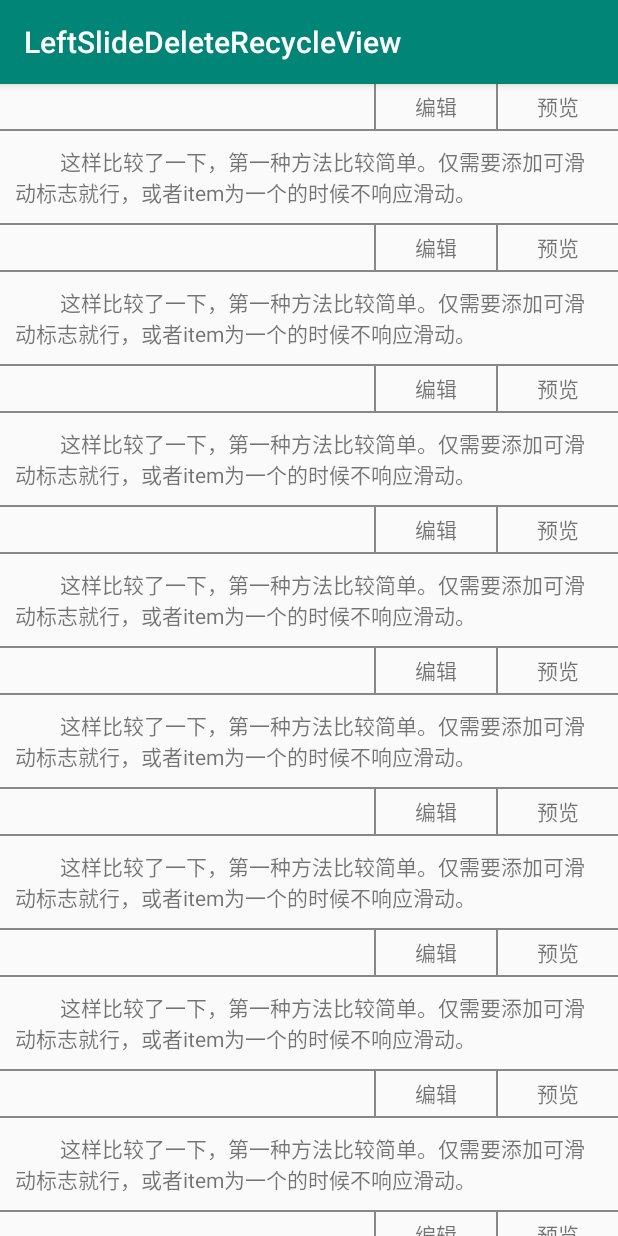
After one commit to sengeiou/LeftSlideDeleteRecycleView, an Android app: the Main2Activity screen opened directly, with no data from a screen before it, on a phone screen of 412 x 824 dp. The commit adds this screen. Run offline under Robolectric (Android 15) with nearby library versions, the phone set to English and light mode, and no system bars.

Commit message:
优化，扩展 添加其他的组合类型

```diff
--- a/app/build.gradle
+++ b/app/build.gradle
@@ -26,6 +26,7 @@ dependencies {
     implementation 'com.android.support:appcompat-v7:27.1.1'
     implementation 'com.android.support:recyclerview-v7:27.1.1'
     implementation 'com.android.support.constraint:constraint-layout:1.1.3'
+    implementation 'com.android.support:design:28.0.0'
     testImplementation 'junit:junit:4.12'
     androidTestImplementation 'com.android.support.test:runner:1.0.2'
     androidTestImplementation 'com.android.support.test.espresso:espresso-core:3.0.2'
--- /dev/null
+++ b/app/src/main/java/com/xinheng/leftslidedeleterecycleview/Main2Activity.kt
@@ -0,0 +1,25 @@
+package com.xinheng.leftslidedeleterecycleview
+
+import android.support.v7.app.AppCompatActivity
+import android.os.Bundle
+import android.support.v7.widget.GridLayoutManager
+import android.support.v7.widget.LinearLayoutManager
+import android.view.View
+import android.view.ViewGroup
+import kotlinx.android.synthetic.main.activity_main2.*
+
+class Main2Activity : AppCompatActivity() {
+
+    override fun onCreate(savedInstanceState: Bundle?) {
+        super.onCreate(savedInstanceState)
+        setContentView(R.layout.activity_main2)
+        recycleView.layoutManager=LinearLayoutManager(this)
+//        recycleView.layoutManager=GridLayoutManager(this,2)
+        recycleView.onItemSlideRecycleListener = object : ItemSlideRecycleView.OnItemSlideRecycleListener {
+            override fun getRealCanSlideMenuView(view: View): ViewGroup {
+                return (view as ViewGroup).getChildAt(0) as ViewGroup
+            }
+        }
+        recycleView.adapter = TitleSlideAdapter()
+    }
+}
--- a/app/src/main/java/com/xinheng/leftslidedeleterecycleview/MainActivity.kt
+++ b/app/src/main/java/com/xinheng/leftslidedeleterecycleview/MainActivity.kt
@@ -12,8 +12,8 @@ class MainActivity : AppCompatActivity() {
     override fun onCreate(savedInstanceState: Bundle?) {
         super.onCreate(savedInstanceState)
         setContentView(R.layout.activity_main)
+        recycleView.layoutManager = LinearLayoutManager(this)
         //recycleView.layoutManager = GridLayoutManager(this,3)
-        recycleView.layoutManager = LinearLayoutManager(this)
         recycleView.addItemDecoration(
             SpaceItemDecoration(
                 this,
--- /dev/null
+++ b/app/src/main/java/com/xinheng/leftslidedeleterecycleview/TitleSlideAdapter.kt
@@ -0,0 +1,39 @@
+package com.xinheng.leftslidedeleterecycleview
+
+import android.media.Image
+import android.support.v7.widget.RecyclerView
+import android.view.LayoutInflater
+import android.view.ViewGroup
+import android.widget.ImageView
+
+/**
+ * Created by XinHeng on 2019/03/11.
+ * describe：仅标题滑动适配器
+ */
+class TitleSlideAdapter : RecyclerView.Adapter<RecyclerView.ViewHolder>() {
+    override fun onCreateViewHolder(parent: ViewGroup, viewType: Int): RecyclerView.ViewHolder {
+        return if (viewType == 0) object : RecyclerView.ViewHolder(
+            LayoutInflater.from(parent.context).inflate(
+                R.layout.layout_item_title_slide,
+                parent,
+                false
+            )
+        ) {}
+        else object : RecyclerView.ViewHolder(ImageView(parent.context).apply {
+            setImageResource(R.mipmap.ic_launcher)
+        }) {}
+    }
+
+    override fun getItemViewType(position: Int): Int {
+        return 0
+    }
+
+    override fun getItemCount(): Int {
+        return 100
+    }
+
+    override fun onBindViewHolder(holder: RecyclerView.ViewHolder, position: Int) {
+
+    }
+
+}
--- /dev/null
+++ b/app/src/main/res/layout/activity_main2.xml
@@ -0,0 +1,12 @@
+<?xml version="1.0" encoding="utf-8"?>
+<android.support.constraint.ConstraintLayout
+        xmlns:android="http://schemas.android.com/apk/res/android"
+        xmlns:tools="http://schemas.android.com/tools"
+        android:layout_width="match_parent"
+        android:layout_height="match_parent"
+        tools:context=".Main2Activity">
+    <com.xinheng.leftslidedeleterecycleview.ItemSlideRecycleView
+            android:id="@+id/recycleView"
+            android:layout_width="match_parent"
+            android:layout_height="match_parent"/>
+</android.support.constraint.ConstraintLayout>
--- /dev/null
+++ b/app/src/main/res/layout/layout_item_title_slide.xml
@@ -0,0 +1,25 @@
+<?xml version="1.0" encoding="utf-8"?>
+<LinearLayout xmlns:android="http://schemas.android.com/apk/res/android"
+              android:layout_width="match_parent"
+              android:layout_height="wrap_content"
+              android:orientation="vertical">
+    <LinearLayout android:layout_width="match_parent" android:layout_height="wrap_content"
+                  android:orientation="horizontal">
+        <LinearLayout android:layout_width="match_parent" android:layout_height="wrap_content"
+                      android:orientation="horizontal">
+            <View android:layout_width="0dp" android:layout_height="10dp" android:layout_weight="1"/>
+            <View android:layout_width="1dp" android:layout_height="30dp" android:background="@color/gray"/>
+            <TextView android:layout_width="80dp" android:layout_height="30dp" android:text="编辑"
+                      android:gravity="center"/>
+            <View android:layout_width="1dp" android:layout_height="30dp" android:background="@color/gray"/>
+            <TextView android:layout_width="80dp" android:layout_height="30dp" android:text="预览"
+                      android:gravity="center"/>
+        </LinearLayout>
+        <TextView android:layout_width="60dp" android:layout_height="30dp" android:text="删除" android:gravity="center"
+                  android:textColor="#fff" android:background="@color/colorAccent"/>
+    </LinearLayout>
+    <View android:layout_width="match_parent" android:layout_height="1dp" android:background="@color/gray"/>
+    <TextView android:layout_width="wrap_content" android:layout_height="wrap_content"
+              android:padding="10dp" android:text="         这样比较了一下，第一种方法比较简单。仅需要添加可滑动标志就行，或者item为一个的时候不响应滑动。"/>
+    <View android:layout_width="match_parent" android:layout_height="1dp" android:background="@color/gray"/>
+</LinearLayout>
--- /dev/null
+++ b/app/src/main/res/values/dimens.xml
@@ -0,0 +1,3 @@
+<resources>
+    <dimen name="fab_margin">16dp</dimen>
+</resources>
--- a/app/src/main/res/values/strings.xml
+++ b/app/src/main/res/values/strings.xml
@@ -1,3 +1,4 @@
 <resources>
     <string name="app_name">LeftSlideDeleteRecycleView</string>
+    <string name="title_activity_start">StartActivity</string>
 </resources>
--- a/app/src/main/res/values/styles.xml
+++ b/app/src/main/res/values/styles.xml
@@ -7,5 +7,11 @@
         <item name="colorPrimaryDark">@color/colorPrimaryDark</item>
         <item name="colorAccent">@color/colorAccent</item>
     </style>
+    <style name="AppTheme.NoActionBar">
+        <item name="windowActionBar">false</item>
+        <item name="windowNoTitle">true</item>
+    </style>
+    <style name="AppTheme.AppBarOverlay" parent="ThemeOverlay.AppCompat.Dark.ActionBar"/>
+    <style name="AppTheme.PopupOverlay" parent="ThemeOverlay.AppCompat.Light"/>
 
 </resources>
```
Also changed, not shown: app/src/main/AndroidManifest.xml (+10 -3 lines), app/src/main/java/com/xinheng/leftslidedeleterecycleview/ItemSlideRecycleView.kt (+47 -10 lines), app/src/main/java/com/xinheng/leftslidedeleterecycleview/MyTextView.kt (deleted, +0 -51 lines), app/src/main/java/com/xinheng/leftslidedeleterecycleview/SlideRecyclerView.java (deleted, +0 -215 lines), app/src/main/java/com/xinheng/leftslidedeleterecycleview/StartActivity.kt (added, +22 -0 lines), app/src/main/java/com/xinheng/leftslidedeleterecycleview/WithHandSlideViewGroup.kt (deleted, +0 -109 lines), app/src/main/res/layout/content_start.xml (added, +22 -0 lines).
